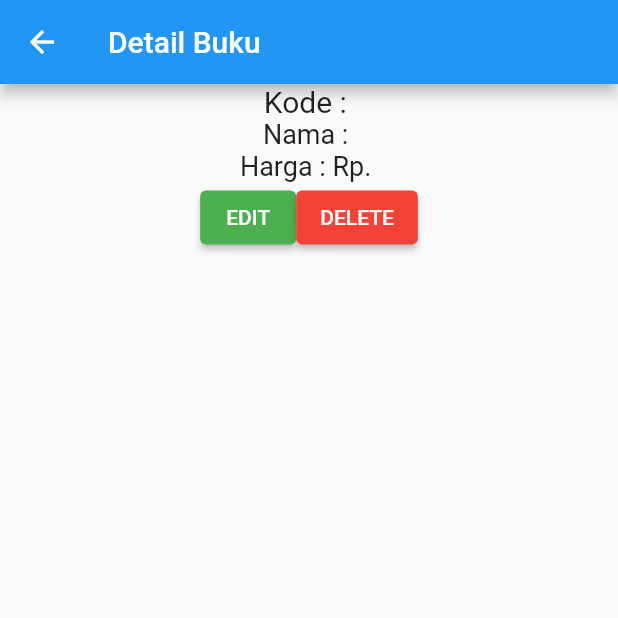
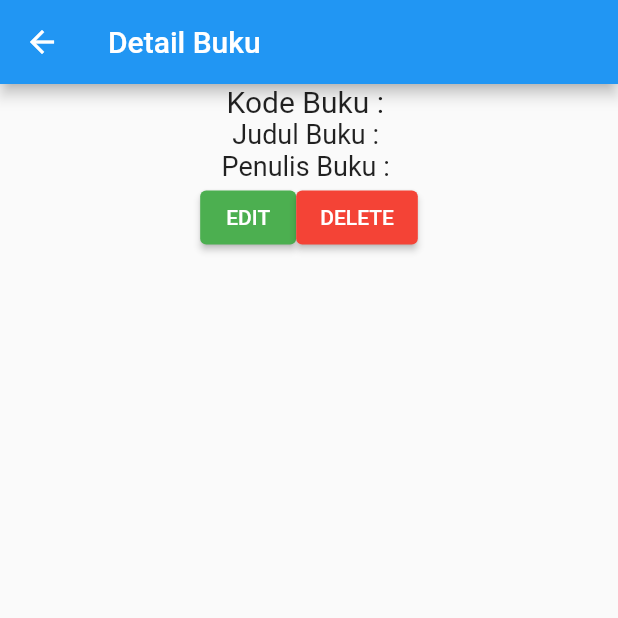
Before and after one commit to novtomiko/perpustakaansekolah, a Flutter app: the BukuDetail screen opened directly with empty values, on a phone screen of 412 x 824 dp, the top half of it. Run offline on Flutter 3.47's test engine with Material 2 defaults, Android fonts, the phone set to English and light mode, and no system bars; our stand-ins replace shared_preferences; accounts and stored records are empty; network calls fail.

Commit message:
Detail Buku

```diff
--- a/lib/ui/buku_detail.dart
+++ b/lib/ui/buku_detail.dart
@@ -23,15 +23,15 @@ class _BukuDetailState extends State<BukuDetail> {
         child: Column(
           children: [
             Text(
-              "Kode : ${widget.buku.kodeBuku}",
+              "Kode Buku : ${widget.buku.kodeBuku}",
               style: TextStyle(fontSize: 20.0),
             ),
             Text(
-              "Nama : ${widget.buku.judulBuku}",
+              "Judul Buku : ${widget.buku.judulBuku}",
               style: TextStyle(fontSize: 18.0),
             ),
             Text(
-              "Harga : Rp. ${widget.buku.penulisBuku}",
+              "Penulis Buku : ${widget.buku.penulisBuku}",
               style: TextStyle(fontSize: 18.0),
             ),
             _tombolHapusEdit()
```
